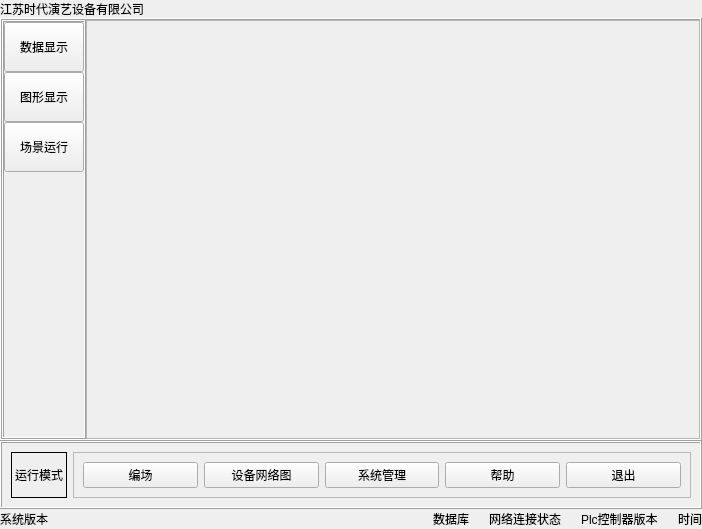
The window that ui/mainwindow.ui (niuyuxin/monitorServer) describes before a commit, drawn with Qt 5.
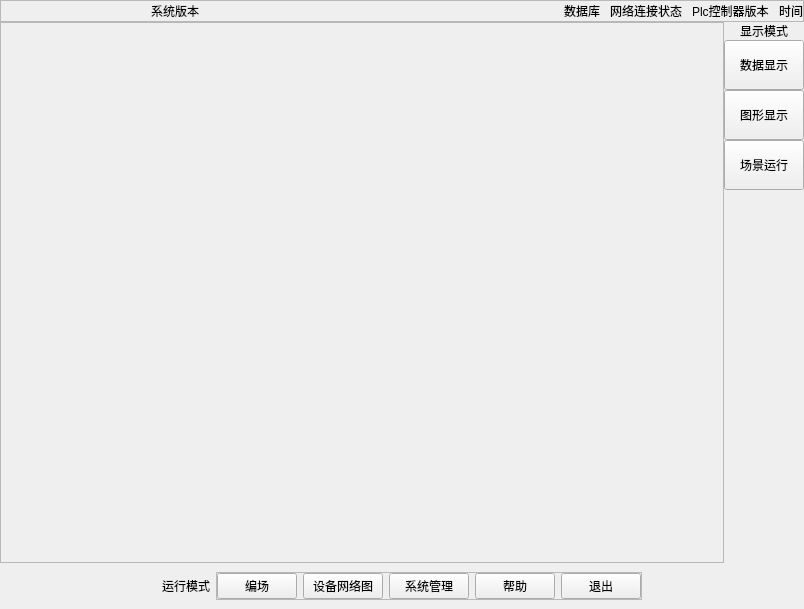
The same window after the commit.

Patch:
```diff
--- a/ui/mainwindow.ui
+++ b/ui/mainwindow.ui
@@ -6,8 +6,8 @@
    <rect>
     <x>0</x>
     <y>0</y>
-    <width>702</width>
-    <height>529</height>
+    <width>804</width>
+    <height>609</height>
    </rect>
   </property>
   <property name="windowTitle">
@@ -30,10 +30,78 @@
     <number>0</number>
    </property>
    <item>
-    <widget class="QLabel" name="label_8">
+    <widget class="QFrame" name="titleFrame">
+     <property name="frameShape">
+      <enum>QFrame::StyledPanel</enum>
+     </property>
+     <property name="frameShadow">
+      <enum>QFrame::Raised</enum>
+     </property>
+     <layout class="QHBoxLayout" name="horizontalLayout_4">
+      <property name="spacing">
+       <number>10</number>
+      </property>
+      <property name="leftMargin">
+       <number>150</number>
+      </property>
+      <property name="topMargin">
+       <number>0</number>
+      </property>
+      <property name="rightMargin">
+       <number>0</number>
+      </property>
+      <property name="bottomMargin">
+       <number>0</number>
+      </property>
+      <item>
+       <widget class="QLabel" name="versionLabel">
      <property name="text">
-      <string>江苏时代演艺设备有限公司</string>
-     </property>
+         <string>系统版本</string>
+        </property>
+       </widget>
+      </item>
+      <item>
+       <spacer name="horizontalSpacer">
+        <property name="orientation">
+         <enum>Qt::Horizontal</enum>
+        </property>
+        <property name="sizeHint" stdset="0">
+         <size>
+          <width>40</width>
+          <height>20</height>
+         </size>
+        </property>
+       </spacer>
+      </item>
+      <item>
+       <widget class="QLabel" name="databaseLabel">
+        <property name="text">
+         <string>数据库</string>
+        </property>
+       </widget>
+      </item>
+      <item>
+       <widget class="QLabel" name="internetLabel">
+        <property name="text">
+         <string>网络连接状态</string>
+        </property>
+       </widget>
+      </item>
+      <item>
+       <widget class="QLabel" name="plcStateLabel">
+        <property name="text">
+         <string>Plc控制器版本</string>
+        </property>
+       </widget>
+      </item>
+      <item>
+       <widget class="QLabel" name="timeLabel">
+        <property name="text">
+         <string>时间</string>
+        </property>
+       </widget>
+      </item>
+     </layout>
     </widget>
    </item>
    <item>
@@ -45,7 +113,7 @@
       </sizepolicy>
      </property>
      <property name="frameShape">
-      <enum>QFrame::Box</enum>
+      <enum>QFrame::NoFrame</enum>
      </property>
      <property name="frameShadow">
       <enum>QFrame::Raised</enum>
@@ -67,7 +135,39 @@
        <number>0</number>
       </property>
       <item>
-       <widget class="QFrame" name="frame_5">
+       <widget class="QFrame" name="emptyFrame">
+        <property name="minimumSize">
+         <size>
+          <width>0</width>
+          <height>0</height>
+         </size>
+        </property>
+        <property name="frameShape">
+         <enum>QFrame::StyledPanel</enum>
+        </property>
+        <property name="frameShadow">
+         <enum>QFrame::Raised</enum>
+        </property>
+       </widget>
+      </item>
+      <item>
+       <widget class="QFrame" name="contentFrame">
+        <property name="sizePolicy">
+         <sizepolicy hsizetype="Expanding" vsizetype="Expanding">
+          <horstretch>0</horstretch>
+          <verstretch>0</verstretch>
+         </sizepolicy>
+        </property>
+        <property name="frameShape">
+         <enum>QFrame::StyledPanel</enum>
+        </property>
+        <property name="frameShadow">
+         <enum>QFrame::Raised</enum>
+        </property>
+       </widget>
+      </item>
+      <item>
+       <widget class="QFrame" name="selectWidgetFrame">
         <property name="sizePolicy">
          <sizepolicy hsizetype="Preferred" vsizetype="Expanding">
           <horstretch>0</horstretch>
@@ -75,7 +175,7 @@
          </sizepolicy>
         </property>
         <property name="frameShape">
-         <enum>QFrame::Box</enum>
+         <enum>QFrame::NoFrame</enum>
         </property>
         <property name="frameShadow">
          <enum>QFrame::Raised</enum>
@@ -96,6 +196,16 @@
          <property name="bottomMargin">
           <number>0</number>
          </property>
+         <item>
+          <widget class="QLabel" name="displayMethodLabel">
+           <property name="text">
+            <string>显示模式</string>
+           </property>
+           <property name="alignment">
+            <set>Qt::AlignCenter</set>
+           </property>
+          </widget>
+         </item>
          <item>
           <widget class="QPushButton" name="dataShowingPushButton">
            <property name="sizePolicy">
@@ -169,29 +279,28 @@
         </layout>
        </widget>
       </item>
-      <item>
-       <widget class="QFrame" name="contentFrame">
-        <property name="sizePolicy">
-         <sizepolicy hsizetype="Expanding" vsizetype="Expanding">
-          <horstretch>0</horstretch>
-          <verstretch>0</verstretch>
-         </sizepolicy>
-        </property>
-        <property name="frameShape">
-         <enum>QFrame::StyledPanel</enum>
-        </property>
-        <property name="frameShadow">
-         <enum>QFrame::Raised</enum>
-        </property>
-       </widget>
-      </item>
      </layout>
     </widget>
    </item>
    <item>
-    <widget class="QFrame" name="frame">
+    <layout class="QHBoxLayout" name="horizontalLayout">
+     <item>
+      <spacer name="horizontalSpacer_2">
+       <property name="orientation">
+        <enum>Qt::Horizontal</enum>
+       </property>
+       <property name="sizeHint" stdset="0">
+        <size>
+         <width>40</width>
+         <height>20</height>
+        </size>
+       </property>
+      </spacer>
+     </item>
+     <item>
+      <widget class="QFrame" name="ctrlFrame">
      <property name="frameShape">
-      <enum>QFrame::Box</enum>
+        <enum>QFrame::NoFrame</enum>
      </property>
      <property name="frameShadow">
       <enum>QFrame::Raised</enum>
@@ -212,7 +321,7 @@
          </size>
         </property>
         <property name="frameShape">
-         <enum>QFrame::Box</enum>
+           <enum>QFrame::NoFrame</enum>
         </property>
         <property name="text">
          <string>运行模式</string>
@@ -228,6 +337,18 @@
          <enum>QFrame::Raised</enum>
         </property>
         <layout class="QHBoxLayout" name="horizontalLayout_2">
+           <property name="leftMargin">
+            <number>0</number>
+           </property>
+           <property name="topMargin">
+            <number>0</number>
+           </property>
+           <property name="rightMargin">
+            <number>0</number>
+           </property>
+           <property name="bottomMargin">
+            <number>0</number>
+           </property>
          <item>
           <widget class="QPushButton" name="organizedPlayPushButton">
            <property name="sizePolicy">
@@ -306,19 +427,7 @@
     </widget>
    </item>
    <item>
-    <layout class="QHBoxLayout" name="horizontalLayout">
-     <property name="spacing">
-      <number>20</number>
-     </property>
-     <item>
-      <widget class="QLabel" name="versionLabel">
-       <property name="text">
-        <string>系统版本</string>
-       </property>
-      </widget>
-     </item>
-     <item>
-      <spacer name="horizontalSpacer">
+      <spacer name="horizontalSpacer_3">
        <property name="orientation">
         <enum>Qt::Horizontal</enum>
        </property>
@@ -330,34 +439,6 @@
        </property>
       </spacer>
      </item>
-     <item>
-      <widget class="QLabel" name="databaseLabel">
-       <property name="text">
-        <string>数据库</string>
-       </property>
-      </widget>
-     </item>
-     <item>
-      <widget class="QLabel" name="internetLabel">
-       <property name="text">
-        <string>网络连接状态</string>
-       </property>
-      </widget>
-     </item>
-     <item>
-      <widget class="QLabel" name="plcStateLabel">
-       <property name="text">
-        <string>Plc控制器版本</string>
-       </property>
-      </widget>
-     </item>
-     <item>
-      <widget class="QLabel" name="timeLabel">
-       <property name="text">
-        <string>时间</string>
-       </property>
-      </widget>
-     </item>
     </layout>
    </item>
   </layout>
```
Lines whose indentation alone changed are shown as unchanged.
